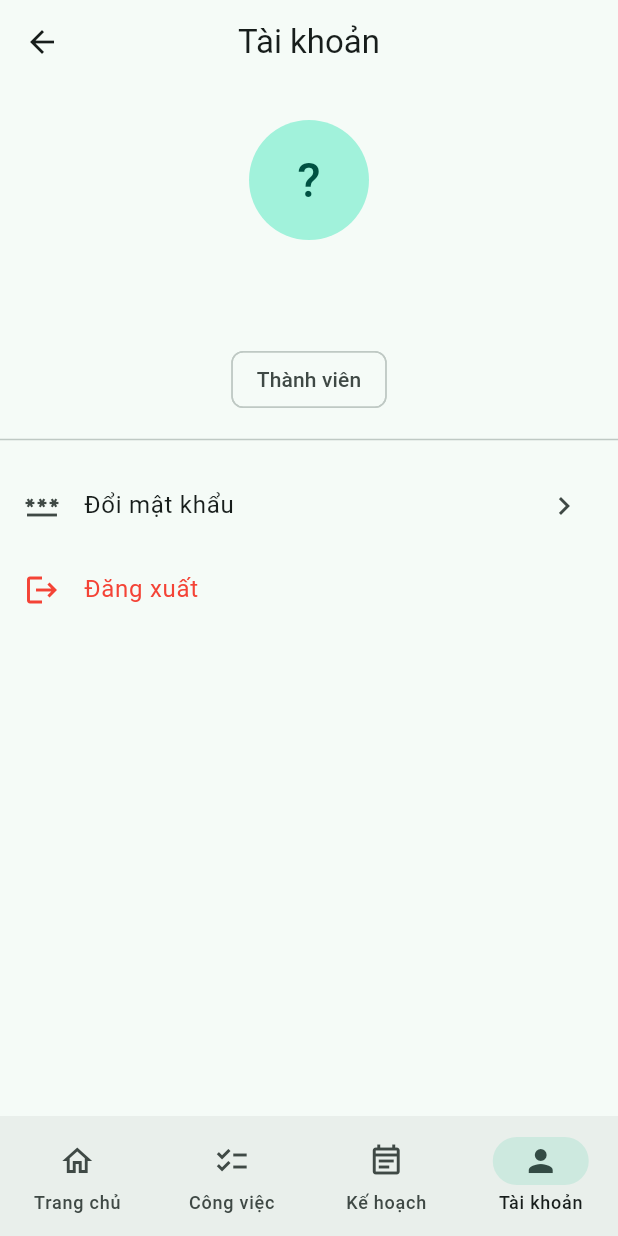
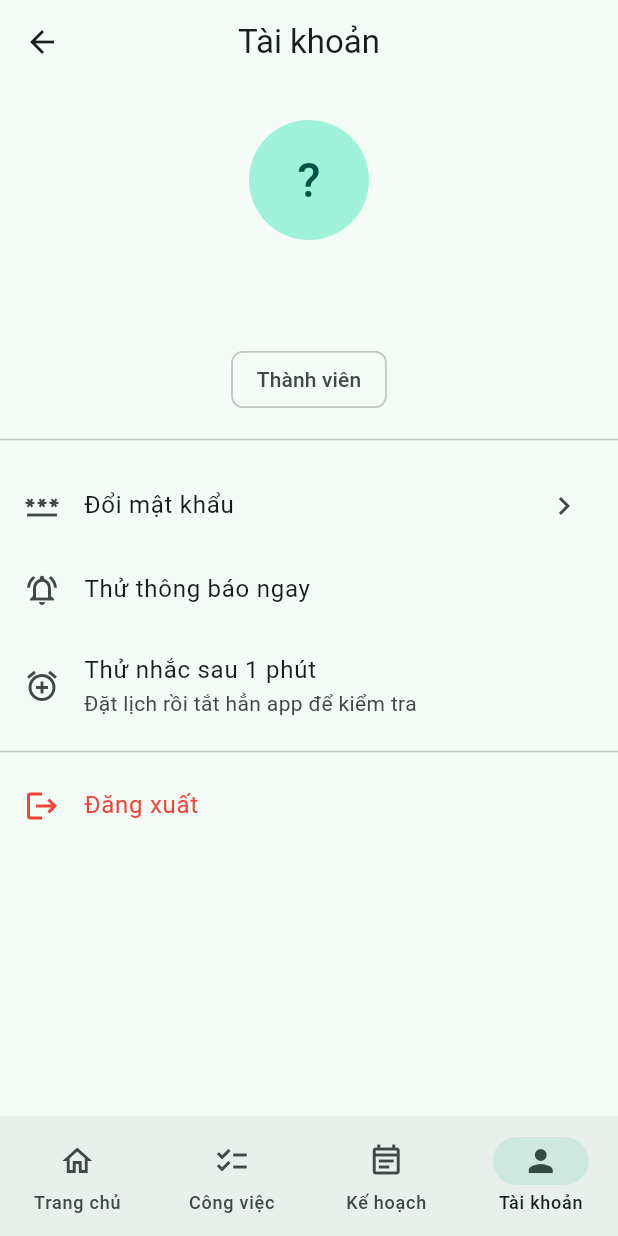
Before and after one commit to 1250080044-PhamMinhGiang-12DHCNPM1/Xay_dung_ung_dung_quan_ly_nhac_nho_cong_viec_ca_nhan, a Flutter app: the MainShell screen opened by its route, item 4 of the bottom bar chosen, on a phone screen of 412 x 824 dp. Run offline on Flutter 3.47's test engine with Material 3 defaults, Android fonts, the phone set to English and light mode, and no system bars; our stand-ins replace dio, flutter_local_notifications, sqflite, timezone; accounts and stored records are empty.

Commit message:
feat(reminder): thêm thông báo nhắc nhở Android

```diff
--- a/app/lib/main.dart
+++ b/app/lib/main.dart
@@ -10,9 +10,12 @@ import 'screens/auth/register_screen.dart';
 import 'screens/home/main_shell.dart';
 import 'screens/profile/change_password_screen.dart';
 import 'screens/splash_screen.dart';
+import 'services/notification_service.dart';
 
-void main() {
+Future<void> main() async {
   WidgetsFlutterBinding.ensureInitialized();
+  // Nhắc nhở (task 04): nạp múi giờ Asia/Ho_Chi_Minh và khởi tạo plugin thông báo
+  await NotificationService.init();
 
   final authProvider = AuthProvider();
   // Khi API trả 401 (token hết hạn / bị khóa), ApiClient đã xóa phiên trong SQLite,
--- a/app/lib/screens/home/main_shell.dart
+++ b/app/lib/screens/home/main_shell.dart
@@ -3,6 +3,7 @@ import 'package:provider/provider.dart';
 
 import '../../providers/auth_provider.dart';
 import '../../providers/plan_draft_provider.dart';
+import '../../services/notification_service.dart';
 import '../admin/admin_screen.dart';
 import '../plan/plan_draft_screen.dart';
 import '../profile/profile_screen.dart';
@@ -21,6 +22,13 @@ class MainShell extends StatefulWidget {
 
 class _MainShellState extends State<MainShell> {
   int _index = 0;
+
+  @override
+  void initState() {
+    super.initState();
+    // Vào màn chính sau đăng nhập thì xin quyền thông báo + báo thức chính xác (task 04)
+    NotificationService.requestPermissions();
+  }
 
   @override
   Widget build(BuildContext context) {
--- a/app/lib/screens/profile/profile_screen.dart
+++ b/app/lib/screens/profile/profile_screen.dart
@@ -2,6 +2,7 @@ import 'package:flutter/material.dart';
 import 'package:provider/provider.dart';
 
 import '../../providers/auth_provider.dart';
+import '../../services/notification_service.dart';
 
 /// Tài khoản: thông tin người dùng, đổi mật khẩu, đăng xuất.
 class ProfileScreen extends StatelessWidget {
@@ -60,6 +61,29 @@ class ProfileScreen extends StatelessWidget {
             trailing: const Icon(Icons.chevron_right),
             onTap: () => Navigator.of(context).pushNamed('/change-password'),
           ),
+          // ----- Nhắc nhở (task 04): demo thông báo cục bộ -----
+          ListTile(
+            leading: const Icon(Icons.notifications_active_outlined),
+            title: const Text('Thử thông báo ngay'),
+            onTap: () async {
+              await NotificationService.requestPermissions();
+              await NotificationService.showTest();
+            },
+          ),
+          ListTile(
+            leading: const Icon(Icons.alarm_add_outlined),
+            title: const Text('Thử nhắc sau 1 phút'),
+            subtitle: const Text('Đặt lịch rồi tắt hẳn app để kiểm tra'),
+            onTap: () async {
+              await NotificationService.requestPermissions();
+              final at = await NotificationService.scheduleTest();
+              if (!context.mounted) return;
+              ScaffoldMessenger.of(context).showSnackBar(SnackBar(
+                content: Text('Đã đặt nhắc lúc ${TimeOfDay.fromDateTime(at).format(context)}'),
+              ));
+            },
+          ),
+          const Divider(),
           ListTile(
             leading: const Icon(Icons.logout, color: Colors.red),
             title: const Text('Đăng xuất', style: TextStyle(color: Colors.red)),
--- /dev/null
+++ b/app/lib/services/notification_service.dart
@@ -0,0 +1,126 @@
+import 'package:flutter_local_notifications/flutter_local_notifications.dart';
+import 'package:timezone/data/latest_all.dart' as tzdata;
+import 'package:timezone/timezone.dart' as tz;
+
+import '../models/task_item.dart';
+
+/// Nhắc nhở bằng thông báo cục bộ (task 04 - An), dùng flutter_local_notifications + timezone.
+///
+/// Cơ chế khi app TẮT: zonedSchedule không chạy trong app mà giao lịch cho AlarmManager của Android.
+/// Đến giờ, Android gọi ScheduledNotificationReceiver (khai báo trong AndroidManifest.xml) để hiện
+/// thông báo, nên app không cần đang mở. Khởi động lại máy thì ScheduledNotificationBootReceiver đặt lại lịch.
+///
+/// Quy ước (SPEC mục 7): ID thông báo = TaskId → sửa giờ nhắc / xóa công việc chỉ cần cancel(taskId).
+class NotificationService {
+  static final FlutterLocalNotificationsPlugin _plugin = FlutterLocalNotificationsPlugin();
+  static bool _initialized = false;
+
+  /// ID dành cho thông báo thử (TaskId luôn >= 1 nên không trùng).
+  static const int _testNotificationId = 0;
+
+  static const AndroidNotificationDetails _androidDetails = AndroidNotificationDetails(
+    'task_reminder', // id kênh thông báo
+    'Nhắc việc', // tên kênh hiển thị trong Cài đặt Android
+    channelDescription: 'Nhắc nhở khi đến giờ làm công việc',
+    importance: Importance.high,
+    priority: Priority.high,
+  );
+  static const NotificationDetails _details = NotificationDetails(android: _androidDetails);
+
+  static AndroidFlutterLocalNotificationsPlugin? get _android =>
+      _plugin.resolvePlatformSpecificImplementation<AndroidFlutterLocalNotificationsPlugin>();
+
+  /// Khởi tạo 1 lần (gọi trong main): nạp dữ liệu múi giờ, đặt giờ Việt Nam, khởi tạo plugin.
+  static Future<void> init() async {
+    if (_initialized) return;
+    tzdata.initializeTimeZones();
+    tz.setLocalLocation(tz.getLocation('Asia/Ho_Chi_Minh'));
+    await _plugin.initialize(
+      settings: const InitializationSettings(
+        android: AndroidInitializationSettings('@mipmap/ic_launcher'),
+      ),
+    );
+    _initialized = true;
+  }
+
+  /// Xin quyền:
+  ///  - POST_NOTIFICATIONS (Android 13+): hiện hộp thoại cho phép thông báo.
+  ///  - Báo thức chính xác (Android 12+): mở trang cài đặt nếu chưa được cấp.
+  /// Trả về true nếu được phép hiện thông báo.
+  static Future<bool> requestPermissions() async {
+    await init();
+    final android = _android;
+    if (android == null) return true;
+    final granted = await android.requestNotificationsPermission() ?? false;
+    final canExact = await android.canScheduleExactNotifications() ?? false;
+    if (!canExact) await android.requestExactAlarmsPermission();
+    return granted;
+  }
+
+  /// Đặt lịch nhắc cho công việc tại task.reminderAt. Bỏ qua nếu không có giờ nhắc hoặc giờ đã qua.
+  static Future<void> scheduleTaskReminder(TaskItem task) async {
+    final reminderAt = task.reminderAt;
+    if (reminderAt == null || !reminderAt.isAfter(DateTime.now())) return;
+
+    await _schedule(
+      id: task.id, // ID thông báo = TaskId
+      at: reminderAt,
+      title: 'Đến giờ: ${task.title}',
+      body: task.description?.isNotEmpty == true ? task.description! : 'Nhóm: ${task.categoryName}',
+    );
+  }
+
+  /// Hủy lịch nhắc của công việc (khi sửa giờ nhắc hoặc xóa công việc).
+  static Future<void> cancelTaskReminder(int taskId) async {
+    await init();
+    await _plugin.cancel(id: taskId);
+  }
+
+  /// Nút "Thử thông báo ngay" (màn Tài khoản): hiện thông báo tức thì.
+  static Future<void> showTest() async {
+    await init();
+    await _plugin.show(
+      id: _testNotificationId,
+      title: 'Thông báo thử',
+      body: 'Nhắc nhở công việc đang hoạt động',
+      notificationDetails: _details,
+    );
+  }
+
+  /// Nút "Thử nhắc sau 1 phút": đặt lịch 1 phút sau. Tắt hẳn app để kiểm tra vẫn nhận được.
+  static Future<DateTime> scheduleTest({Duration after = const Duration(minutes: 1)}) async {
+    final at = DateTime.now().add(after);
+    await _schedule(
+      id: _testNotificationId,
+      at: at,
+      title: 'Nhắc nhở thử',
+      body: 'Thông báo được đặt lịch từ trước, app không cần đang mở',
+    );
+    return at;
+  }
+
+  /// Đặt lịch theo giờ Việt Nam. Có quyền báo thức chính xác thì dùng exact,
+  /// không có thì dùng inexact (Android có thể trễ vài phút để tiết kiệm pin).
+  static Future<void> _schedule({
+    required int id,
+    required DateTime at,
+    required String title,
+    required String body,
+  }) async {
+    await init();
+    // Đổi DateTime của máy sang TZDateTime múi giờ Asia/Ho_Chi_Minh (giữ đúng thời điểm tuyệt đối)
+    final scheduledDate = tz.TZDateTime.from(at, tz.local);
+    final canExact = await _android?.canScheduleExactNotifications() ?? false;
+
+    await _plugin.zonedSchedule(
+      id: id,
+      scheduledDate: scheduledDate,
+      notificationDetails: _details,
+      androidScheduleMode: canExact
+          ? AndroidScheduleMode.exactAllowWhileIdle // đúng giờ, kể cả khi máy đang ngủ (Doze)
+          : AndroidScheduleMode.inexactAllowWhileIdle,
+      title: title,
+      body: body,
+    );
+  }
+}
```
Also changed, not shown: 1 other file.
